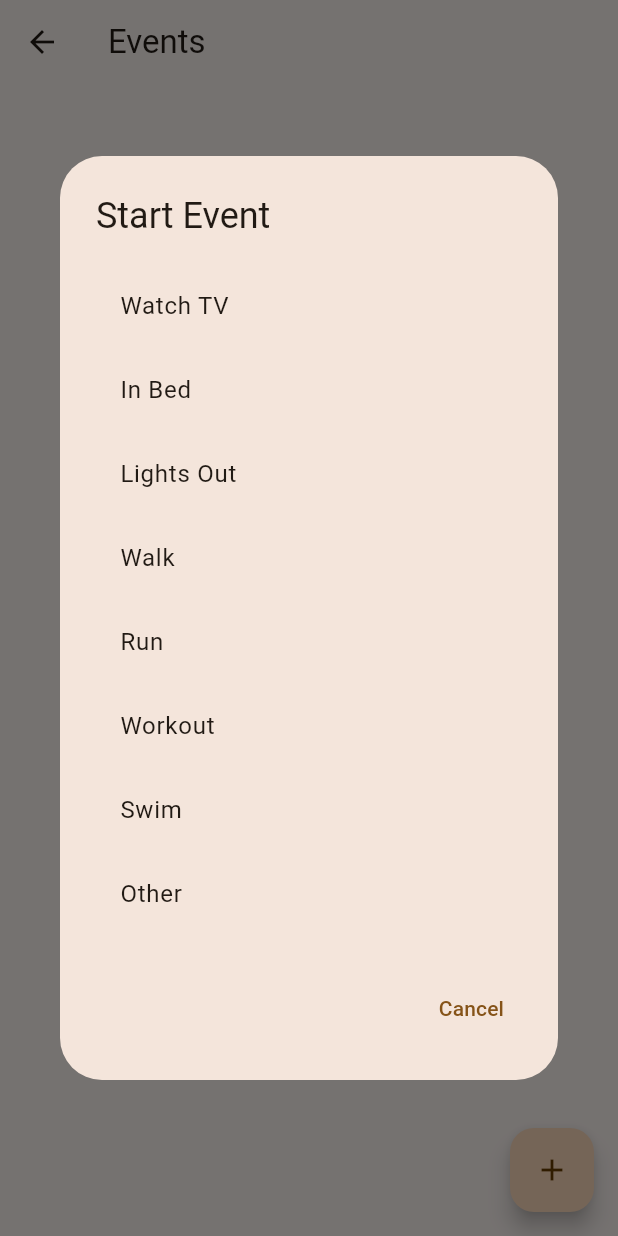
After one commit to remrama/worn, a Flutter app: the EventsScreen screen opened directly, after a tap on the "add" icon, on a phone screen of 412 x 824 dp. The commit adds this screen. Run offline on Flutter 3.47's test engine with Material 3 defaults, Android fonts, the phone set to English and light mode, and no system bars; our stand-ins replace shared_preferences; accounts and stored records are empty.

Commit message:
Draft events tab

```diff
--- a/lib/main.dart
+++ b/lib/main.dart
@@ -1,6 +1,7 @@
 import 'package:flutter/material.dart';
 import 'package:url_launcher/url_launcher.dart';
 import 'screens/devices_screen.dart';
+import 'screens/events_screen.dart';
 import 'screens/history_screen.dart';
 
 void main() {
@@ -36,6 +37,7 @@ class _MainScreenState extends State<MainScreen> {
 
   final _screens = const [
     DevicesScreen(),
+    EventsScreen(),
     HistoryScreen(),
   ];
 
@@ -61,6 +63,7 @@ class _MainScreenState extends State<MainScreen> {
         onDestinationSelected: (i) => setState(() => _currentIndex = i),
         destinations: const [
           NavigationDestination(icon: Icon(Icons.watch), label: 'Devices'),
+          NavigationDestination(icon: Icon(Icons.event), label: 'Events'),
           NavigationDestination(icon: Icon(Icons.history), label: 'History'),
         ],
       ),
--- /dev/null
+++ b/lib/models/event.dart
@@ -0,0 +1,86 @@
+import 'package:uuid/uuid.dart';
+
+enum EventType {
+  watchTv,
+  inBed,
+  lightsOut,
+  walk,
+  run,
+  workout,
+  swim,
+  other,
+}
+
+class Event {
+  final String id;
+  final EventType type;
+  final String? customName;
+  final DateTime startTime;
+
+  Event({
+    String? id,
+    required this.type,
+    this.customName,
+    DateTime? startTime,
+  })  : id = id ?? const Uuid().v4(),
+        startTime = startTime ?? DateTime.now().toUtc();
+
+  Event copyWith({
+    EventType? type,
+    String? customName,
+    DateTime? startTime,
+  }) {
+    return Event(
+      id: id,
+      type: type ?? this.type,
+      customName: customName ?? this.customName,
+      startTime: startTime ?? this.startTime,
+    );
+  }
+
+  Map<String, dynamic> toMap() {
+    return {
+      'id': id,
+      'type': type.name,
+      'customName': customName,
+      'startTime': startTime.toIso8601String(),
+    };
+  }
+
+  factory Event.fromMap(Map<String, dynamic> map) {
+    return Event(
+      id: map['id'],
+      type: EventType.values.byName(map['type']),
+      customName: map['customName'],
+      startTime: DateTime.parse(map['startTime']),
+    );
+  }
+
+  String get displayName {
+    if (type == EventType.other && customName != null) {
+      return customName!;
+    }
+    return labelFor(type);
+  }
+
+  static String labelFor(EventType type) {
+    switch (type) {
+      case EventType.watchTv:
+        return 'Watch TV';
+      case EventType.inBed:
+        return 'In Bed';
+      case EventType.lightsOut:
+        return 'Lights Out';
+      case EventType.walk:
+        return 'Walk';
+      case EventType.run:
+        return 'Run';
+      case EventType.workout:
+        return 'Workout';
+      case EventType.swim:
+        return 'Swim';
+      case EventType.other:
+        return 'Other';
+    }
+  }
+}
--- /dev/null
+++ b/lib/screens/events_screen.dart
@@ -0,0 +1,211 @@
+import 'dart:async';
+import 'package:flutter/material.dart';
+import '../models/event.dart';
+import '../services/event_store.dart';
+import '../services/log_service.dart';
+
+class EventsScreen extends StatefulWidget {
+  const EventsScreen({super.key});
+
+  @override
+  State<EventsScreen> createState() => _EventsScreenState();
+}
+
+class _EventsScreenState extends State<EventsScreen> {
+  List<Event> _events = [];
+  bool _loading = true;
+  Timer? _durationTimer;
+
+  @override
+  void initState() {
+    super.initState();
+    _load();
+    _durationTimer = Timer.periodic(const Duration(minutes: 1), (_) {
+      if (mounted) setState(() {});
+    });
+  }
+
+  @override
+  void dispose() {
+    _durationTimer?.cancel();
+    super.dispose();
+  }
+
+  Future<void> _load() async {
+    final events = await EventStore.instance.getActiveEvents();
+    setState(() {
+      _events = events;
+      _loading = false;
+    });
+  }
+
+  Future<void> _startEvent() async {
+    final result = await showDialog<Event>(
+      context: context,
+      builder: (ctx) => const EventPickerDialog(),
+    );
+    if (result != null) {
+      await EventStore.instance.startEvent(result);
+      await LogService.instance.logEventStarted(result);
+      _load();
+    }
+  }
+
+  Future<void> _stopEvent(Event event) async {
+    final now = DateTime.now().toUtc();
+    final duration = now.difference(event.startTime);
+    await EventStore.instance.stopEvent(event.id);
+    await LogService.instance.logEventStopped(event, duration);
+    _load();
+  }
+
+  IconData _iconFor(EventType type) {
+    switch (type) {
+      case EventType.watchTv:
+        return Icons.tv;
+      case EventType.inBed:
+        return Icons.bed;
+      case EventType.lightsOut:
+        return Icons.nightlight;
+      case EventType.walk:
+        return Icons.directions_walk;
+      case EventType.run:
+        return Icons.directions_run;
+      case EventType.workout:
+        return Icons.fitness_center;
+      case EventType.swim:
+        return Icons.pool;
+      case EventType.other:
+        return Icons.event;
+    }
+  }
+
+  String _formatDuration(Duration d) {
+    final hours = d.inHours;
+    final minutes = d.inMinutes % 60;
+    if (hours > 0) {
+      return '${hours}h ${minutes}m';
+    }
+    return '${minutes}m';
+  }
+
+  String _formatTime(DateTime dt) {
+    final local = dt.toLocal();
+    final h = local.hour;
+    final m = local.minute.toString().padLeft(2, '0');
+    final ampm = h >= 12 ? 'PM' : 'AM';
+    final hour12 = h == 0 ? 12 : (h > 12 ? h - 12 : h);
+    return '$hour12:$m $ampm';
+  }
+
+  @override
+  Widget build(BuildContext context) {
+    return Scaffold(
+      appBar: AppBar(title: const Text('Events')),
+      body: _loading
+          ? const Center(child: CircularProgressIndicator())
+          : _events.isEmpty
+              ? const Center(child: Text('No active events. Tap + to start one.'))
+              : ListView.builder(
+                  itemCount: _events.length,
+                  itemBuilder: (ctx, i) {
+                    final e = _events[i];
+                    final duration = DateTime.now().toUtc().difference(e.startTime);
+                    return ListTile(
+                      leading: Icon(_iconFor(e.type)),
+                      title: Text(e.displayName),
+                      subtitle: Text('Started: ${_formatTime(e.startTime)} (${_formatDuration(duration)})'),
+                      trailing: IconButton(
+                        icon: const Icon(Icons.stop, color: Colors.red),
+                        onPressed: () => _stopEvent(e),
+                        tooltip: 'Stop',
+                      ),
+                    );
+                  },
+                ),
+      floatingActionButton: FloatingActionButton(
+        onPressed: _startEvent,
+        child: const Icon(Icons.add),
+      ),
+    );
+  }
+}
+
+class EventPickerDialog extends StatelessWidget {
+  const EventPickerDialog({super.key});
+
+  @override
+  Widget build(BuildContext context) {
+    return AlertDialog(
+      title: const Text('Start Event'),
+      content: SizedBox(
+        width: double.maxFinite,
+        child: ListView.builder(
+          shrinkWrap: true,
+          itemCount: EventType.values.length,
+          itemBuilder: (ctx, i) {
+            final type = EventType.values[i];
+            return ListTile(
+              title: Text(Event.labelFor(type)),
+              onTap: () async {
+                if (type == EventType.other) {
+                  final customName = await showDialog<String>(
+                    context: context,
+                    builder: (ctx) => const CustomEventNameDialog(),
+                  );
+                  if (customName != null && customName.trim().isNotEmpty && context.mounted) {
+                    Navigator.pop(context, Event(type: type, customName: customName.trim()));
+                  }
+                } else {
+                  Navigator.pop(context, Event(type: type));
+                }
+              },
+            );
+          },
+        ),
+      ),
+      actions: [
+        TextButton(onPressed: () => Navigator.pop(context), child: const Text('Cancel')),
+      ],
+    );
+  }
+}
+
+class CustomEventNameDialog extends StatefulWidget {
+  const CustomEventNameDialog({super.key});
+
+  @override
+  State<CustomEventNameDialog> createState() => _CustomEventNameDialogState();
+}
+
+class _CustomEventNameDialogState extends State<CustomEventNameDialog> {
+  final _controller = TextEditingController();
+
+  @override
+  void dispose() {
+    _controller.dispose();
+    super.dispose();
+  }
+
+  void _submit() {
+    Navigator.pop(context, _controller.text);
+  }
+
+  @override
+  Widget build(BuildContext context) {
+    return AlertDialog(
+      title: const Text('Custom Event Name'),
+      content: TextField(
+        controller: _controller,
+        decoration: const InputDecoration(hintText: 'Enter event name...'),
+        autofocus: true,
+        textInputAction: TextInputAction.done,
+        onSubmitted: (_) => _submit(),
+      ),
+      actions: [
+        TextButton(onPressed: () => Navigator.pop(context), child: const Text('Cancel')),
+        TextButton(onPressed: _submit, child: const Text('Start')),
+      ],
+    );
+  }
+}
--- /dev/null
+++ b/lib/services/event_store.dart
@@ -0,0 +1,50 @@
+import 'dart:convert';
+import 'package:shared_preferences/shared_preferences.dart';
+import '../models/event.dart';
+
+class EventStore {
+  static const _key = 'worn_active_events';
+  static EventStore? _instance;
+  SharedPreferences? _prefs;
+  final List<Event> _events = [];
+
+  EventStore._();
+
+  static EventStore get instance {
+    _instance ??= EventStore._();
+    return _instance!;
+  }
+
+  Future<void> _ensureLoaded() async {
+    if (_prefs != null) return;
+    _prefs = await SharedPreferences.getInstance();
+    final json = _prefs!.getString(_key);
+    if (json != null) {
+      final list = jsonDecode(json) as List;
+      _events.clear();
+      _events.addAll(list.map((e) => Event.fromMap(e as Map<String, dynamic>)));
+    }
+  }
+
+  Future<void> _save() async {
+    final json = jsonEncode(_events.map((e) => e.toMap()).toList());
+    await _prefs!.setString(_key, json);
+  }
+
+  Future<List<Event>> getActiveEvents() async {
+    await _ensureLoaded();
+    return List.unmodifiable(_events);
+  }
+
+  Future<void> startEvent(Event event) async {
+    await _ensureLoaded();
+    _events.add(event);
+    await _save();
+  }
+
+  Future<void> stopEvent(String id) async {
+    await _ensureLoaded();
+    _events.removeWhere((e) => e.id == id);
+    await _save();
+  }
+}
--- a/lib/services/log_service.dart
+++ b/lib/services/log_service.dart
@@ -1,5 +1,6 @@
 import 'package:shared_preferences/shared_preferences.dart';
 import '../models/device.dart';
+import '../models/event.dart';
 
 class LogService {
   static const _key = 'worn_log';
@@ -79,6 +80,19 @@ class LogService {
     }
   }
 
+  Future<void> logEventStarted(Event event) async {
+    await _append(
+      '${_timestamp()}\tEVENT_STARTED\t${event.id}\t${event.type.name}\t${event.displayName}',
+    );
+  }
+
+  Future<void> logEventStopped(Event event, Duration duration) async {
+    final minutes = duration.inMinutes;
+    await _append(
+      '${_timestamp()}\tEVENT_STOPPED\t${event.id}\t${event.type.name}\t${event.displayName}\t$minutes',
+    );
+  }
+
   Future<List<String>> getLogLines() async {
     await _ensureLoaded();
     return List.unmodifiable(_logLines);
```
Also changed, not shown: 1 other file.
